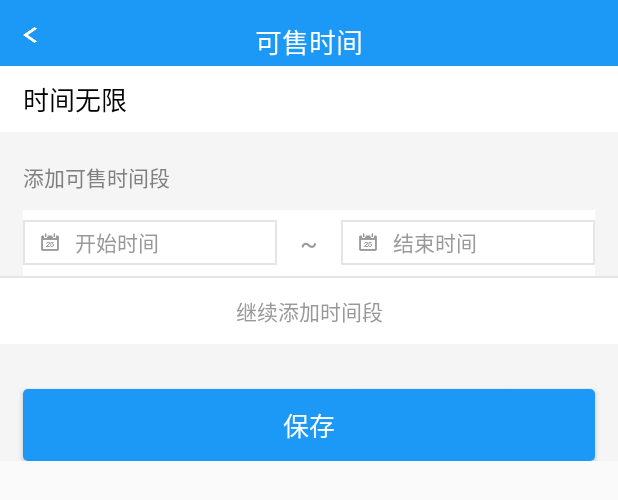
After one commit to fuhongliang/Android_MerShop, an Android app: the layout salable_time.xml on its own in the app's theme, with its tools: preview values and no code run, on a phone screen of 412 x 824 dp. The commit adds this screen. Shown: the top 500 px of the screen. Run offline under Robolectric (Android 15) with nearby library versions, the phone set to English and light mode, and no system bars.

Commit message:
可售时间页面。但是里面的时间无限有个控件没有写

```diff
--- a/app/src/main/java/cn/ifhu/activity/TestActivity.java
+++ b/app/src/main/java/cn/ifhu/activity/TestActivity.java
@@ -10,6 +10,6 @@ public class TestActivity extends AppCompatActivity {
     @Override
     protected void onCreate(Bundle savedInstanceState) {
         super.onCreate(savedInstanceState);
-        setContentView(R.layout.new_products);
+        setContentView(R.layout.salable_time);
     }
 }
--- /dev/null
+++ b/app/src/main/res/drawable/bg_button_gray.xml
@@ -0,0 +1,9 @@
+<?xml version="1.0" encoding="utf-8"?>
+<shape xmlns:android="http://schemas.android.com/apk/res/android"
+    android:shape="rectangle">
+    <stroke android:color="#E5E5E5"
+            android:width="1dp">
+
+    </stroke>
+    <solid android:color="#ffffff"/>
+</shape>
--- /dev/null
+++ b/app/src/main/res/drawable/bg_button_green.xml
@@ -0,0 +1,7 @@
+<?xml version="1.0" encoding="utf-8"?>
+<shape xmlns:android="http://schemas.android.com/apk/res/android"
+    android:shape="rectangle">
+    <stroke android:color="#DEDEDE" android:width="1dp"></stroke>
+    <solid android:color="#0AC782"/>
+    <corners android:radius="100dp"/>
+</shape>
--- /dev/null
+++ b/app/src/main/res/drawable/bg_button_orange.xml
@@ -0,0 +1,7 @@
+<?xml version="1.0" encoding="utf-8"?>
+<shape xmlns:android="http://schemas.android.com/apk/res/android"
+    android:shape="rectangle">
+    <stroke android:color="#F77A27" android:width="1dp"></stroke>
+    <solid android:color="#1C98F6"/>
+    <corners android:radius="2dp"/>
+</shape>
--- /dev/null
+++ b/app/src/main/res/drawable/bg_white.xml
@@ -0,0 +1,7 @@
+<?xml version="1.0" encoding="utf-8"?>
+<shape xmlns:android="http://schemas.android.com/apk/res/android"
+    android:shape="rectangle">
+    <stroke android:color="#DEDEDE" android:width="1dp"></stroke>
+    <solid android:color="#ffffff"/>
+    <corners android:radius="20dp"/>
+</shape>
--- /dev/null
+++ b/app/src/main/res/layout/salable_time.xml
@@ -0,0 +1,155 @@
+<?xml version="1.0" encoding="utf-8"?>
+<ScrollView
+    xmlns:android="http://schemas.android.com/apk/res/android"
+    android:layout_width="fill_parent"
+    android:layout_height="fill_parent"
+    android:scrollbars="vertical">
+    <LinearLayout
+        xmlns:android="http://schemas.android.com/apk/res/android"
+        android:layout_width="match_parent"
+        android:layout_height="match_parent"
+        android:background="#F5F5F5"
+        android:orientation="vertical">
+        <RelativeLayout
+            android:layout_width="match_parent"
+            android:layout_height="44dp"
+            android:background="#1C98F6">
+            <ImageView
+                android:layout_width="9dp"
+                android:layout_height="14dp"
+                android:background="@drawable/tongyong_fanhiui"
+                android:layout_marginTop="18dp"
+                android:layout_marginLeft="15dp"
+                android:layout_marginBottom="15dp"
+                />
+            <TextView
+                android:layout_width="match_parent"
+                android:layout_height="wrap_content"
+                android:text="可售时间"
+                android:textSize="18sp"
+                android:textColor="#ffffff"
+                android:gravity="center"
+                android:layout_marginTop="14dp"
+                />
+        </RelativeLayout>
+        <LinearLayout
+            android:layout_width="match_parent"
+            android:layout_height="44dp"
+            android:orientation="vertical"
+            android:gravity="center_vertical"
+            android:background="#ffffff"
+            >
+            <TextView
+                android:layout_width="wrap_content"
+                android:layout_height="wrap_content"
+                android:text="时间无限"
+                android:textSize="17sp"
+                android:textColor="#000000"
+                android:layout_marginLeft="15dp"/>
+        </LinearLayout>
+        <TextView
+            android:layout_width="match_parent"
+            android:layout_height="wrap_content"
+            android:text="添加可售时间段"
+            android:textColor="#808080"
+            android:textSize="14sp"
+            android:gravity="left"
+            android:layout_marginLeft="15dp"
+            android:layout_marginTop="19dp"
+            android:layout_marginBottom="11dp"
+            />
+        <LinearLayout
+            android:layout_width="match_parent"
+            android:layout_height="44dp"
+            android:background="#ffffff"
+            android:orientation="horizontal"
+            android:gravity="center_vertical"
+            android:layout_marginLeft="15dp"
+            android:layout_marginRight="15dp"
+            >
+            <LinearLayout
+                android:layout_width="match_parent"
+                android:layout_height="30dp"
+                android:layout_weight="1"
+                android:orientation="horizontal"
+                android:gravity="center_vertical"
+                android:background="@drawable/bg_button_gray"
+                >
+                <ImageView
+                    android:layout_width="13dp"
+                    android:layout_height="13dp"
+                    android:background="@drawable/kesoushijian_rili"
+                    android:layout_marginLeft="11dp"
+                    />
+                <TextView
+                    android:layout_width="match_parent"
+                    android:layout_height="wrap_content"
+                    android:text="开始时间"
+                    android:textSize="14sp"
+                    android:textColor="#999999"
+                    android:layout_marginLeft="10dp"
+                    android:layout_weight="1"
+                    />
+            </LinearLayout>
+            <TextView
+                android:layout_width="wrap_content"
+                android:layout_height="wrap_content"
+                android:text="~"
+                android:textColor="#999999"
+                android:textSize="17dp"
+                android:layout_marginLeft="15dp"
+                android:layout_marginRight="15dp"
+                />
+            <LinearLayout
+                android:layout_width="match_parent"
+                android:layout_height="30dp"
+                android:layout_weight="1"
+                android:orientation="horizontal"
+                android:gravity="center_vertical"
+                android:background="@drawable/bg_button_gray"
+                >
+                <ImageView
+                    android:layout_width="13dp"
+                    android:layout_height="13dp"
+                    android:background="@drawable/kesoushijian_rili"
+                    android:layout_marginLeft="11dp"
+                    />
+                <TextView
+                    android:layout_width="match_parent"
+                    android:layout_height="wrap_content"
+                    android:text="结束时间"
+                    android:textSize="14sp"
+                    android:textColor="#999999"
+                    android:layout_marginLeft="10dp"
+                    android:layout_weight="1"
+                    />
+            </LinearLayout>
+        </LinearLayout>
+        <TextView
+            android:layout_width="match_parent"
+            android:layout_height="1dp"
+            android:background="#E5E5E5"/>
+        <TextView
+            android:layout_width="match_parent"
+            android:layout_height="44dp"
+            android:gravity="center"
+            android:background="#ffffff"
+            android:text="继续添加时间段"
+            android:textColor="#999999"
+            android:textSize="14dp"
+            />
+        <ImageView
+            android:layout_width="wrap_content"
+            android:layout_height="wrap_content"
+            android:layout_marginTop="30dp"/>
+        <Button
+            android:layout_width="match_parent"
+            android:layout_height="wrap_content"
+            android:text="保存"
+            android:textSize="17sp"
+            android:textColor="#ffffff"
+            android:background="@drawable/bg_button_blue"
+            android:layout_marginLeft="15dp"
+            android:layout_marginRight="15dp"/>
+    </LinearLayout>
+</ScrollView>
```
Also changed, not shown: app/src/main/res/drawable/kesoushijian_rili.png (added).
